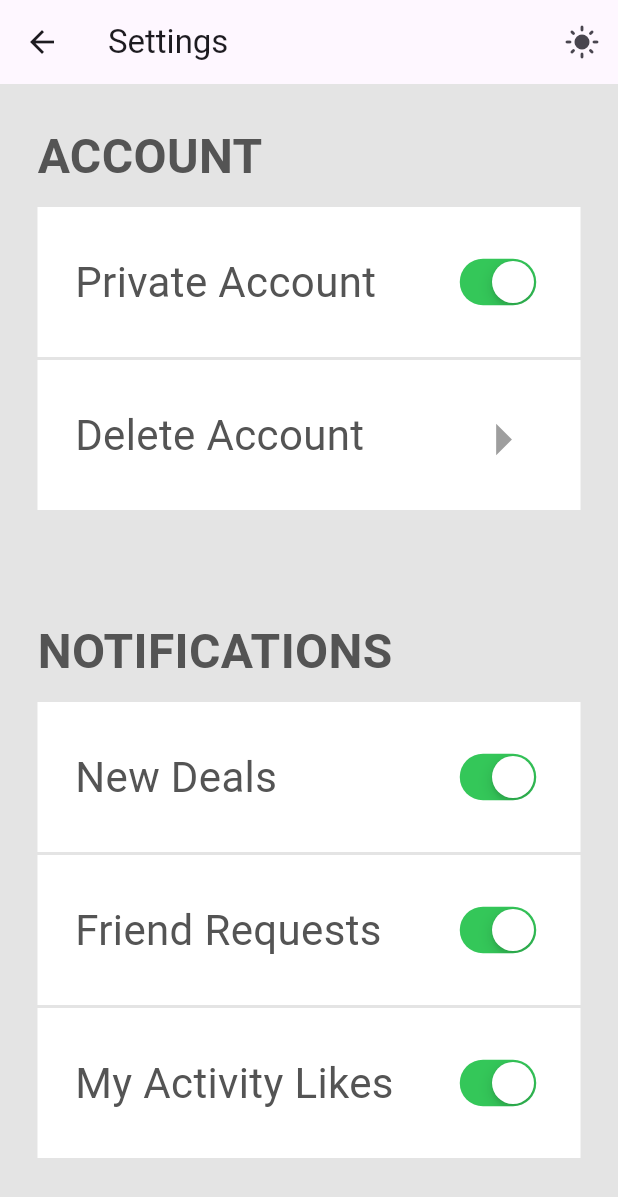
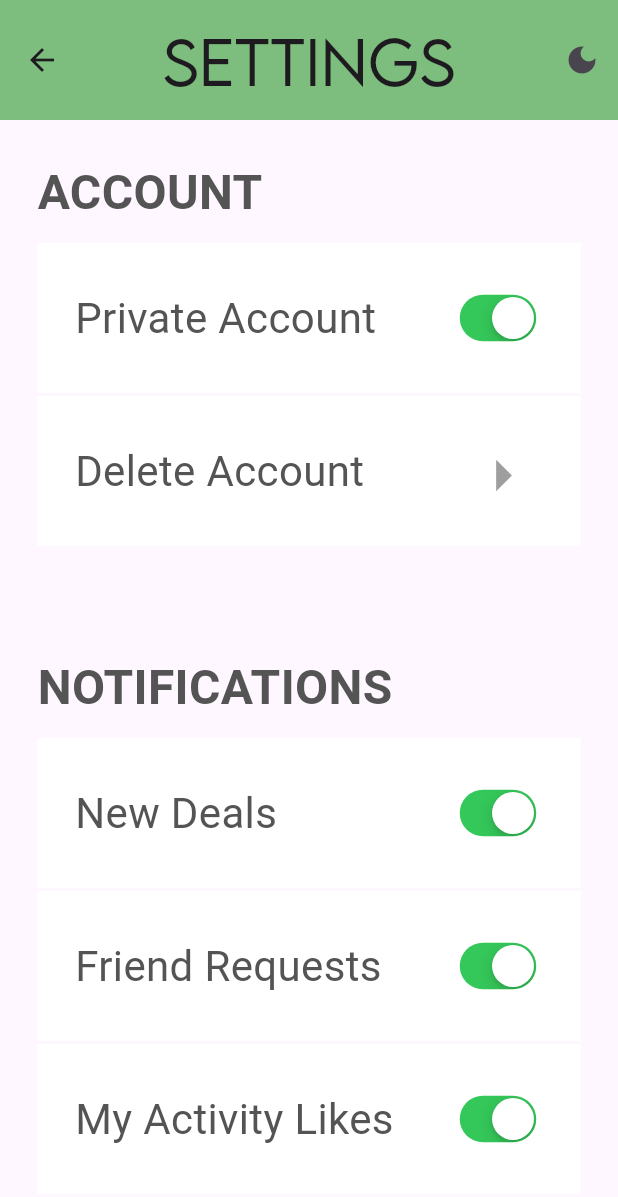
Before and after one commit to BielRubio/Ghibli-App, a Flutter app: the screen it shows after launch, in the side drawer, after a tap on "Settings", on a phone screen of 412 x 824 dp. Shown: the top 1197 px of the screen. Run offline on Flutter 3.47's test engine with Material 3 defaults, Android fonts, the phone set to English and light mode, and no system bars; our stand-ins replace flutter_rating_bar; network calls fail.

Commit message:
Advancing in dark/light

```diff
--- a/ghibli_app/lib/screens/settings_screen.dart
+++ b/ghibli_app/lib/screens/settings_screen.dart
@@ -1,3 +1,4 @@
+// ignore_for_file: deprecated_member_use, unused_local_variable
 import 'package:flutter/material.dart';
 import 'package:provider/provider.dart';
 import 'package:ghibli_app/model/themeprovider.dart';
@@ -16,24 +17,32 @@ class _SettingsScreenState extends State<SettingsScreen> {
     final themeProvider = Provider.of<ThemeProvider>(context, listen: false);
     return Scaffold(
         appBar: AppBar(
-        title: Text('Settings'),
+          title: const Text('Settings',
+              textScaleFactor: 1.8, style: TextStyle(fontFamily: 'Ghibli')),
+          centerTitle: true,
+          backgroundColor: const Color.fromARGB(255, 125, 189, 125),
+          toolbarHeight: 80,
           actions: <Widget>[
-          // Dark Mode Toggle Icon
-          IconButton(
+            Consumer<ThemeProvider>(
+              builder: (context, themeProvider, child) {
+                return IconButton(
                   icon: Icon(
                     themeProvider.themeMode == ThemeMode.dark
-                  ? Icons.dark_mode
-                  : Icons.light_mode,
+                        ? Icons.light_mode
+                        : Icons.dark_mode,
                   ),
                   onPressed: () {
-              // Toggle the theme mode
                     themeProvider
                         .toggleTheme(themeProvider.themeMode != ThemeMode.dark);
+                  },
+                );
               },
             ),
           ],
         ),
-      body: SingleChildScrollView(
+        body: Container(
+          color: Theme.of(context).scaffoldBackgroundColor,
+          child: SingleChildScrollView(
             child: Center(
               child: Container(
                 margin: const EdgeInsets.all(25),
@@ -50,8 +59,10 @@ class _SettingsScreenState extends State<SettingsScreen> {
                     SizedBox(
                       height: 10,
                     ),
-                SettingsParameterToggle(label: "Private Account", toggle: true),
-                SettingsParameterToggle(label: "Delete Account", toggle: false),
+                    SettingsParameterToggle(
+                        label: "Private Account", toggle: true),
+                    SettingsParameterToggle(
+                        label: "Delete Account", toggle: false),
                     // SizedBox(
                     //   height: 40,
                     // ),
@@ -69,7 +80,8 @@ class _SettingsScreenState extends State<SettingsScreen> {
                       height: 10,
                     ),
                     SettingsParameterToggle(label: "New Deals", toggle: true),
-                SettingsParameterToggle(label: "Friend Requests", toggle: true),
+                    SettingsParameterToggle(
+                        label: "Friend Requests", toggle: true),
                     SettingsParameterToggle(
                         label: "My Activity Likes", toggle: true),
                     SizedBox(
@@ -91,7 +103,6 @@ class _SettingsScreenState extends State<SettingsScreen> {
               ),
             ),
           ),
-      backgroundColor: const Color.fromARGB(255, 228, 228, 228),
-    );
+        ));
   }
 }
```
Lines whose indentation alone changed are shown as unchanged.
